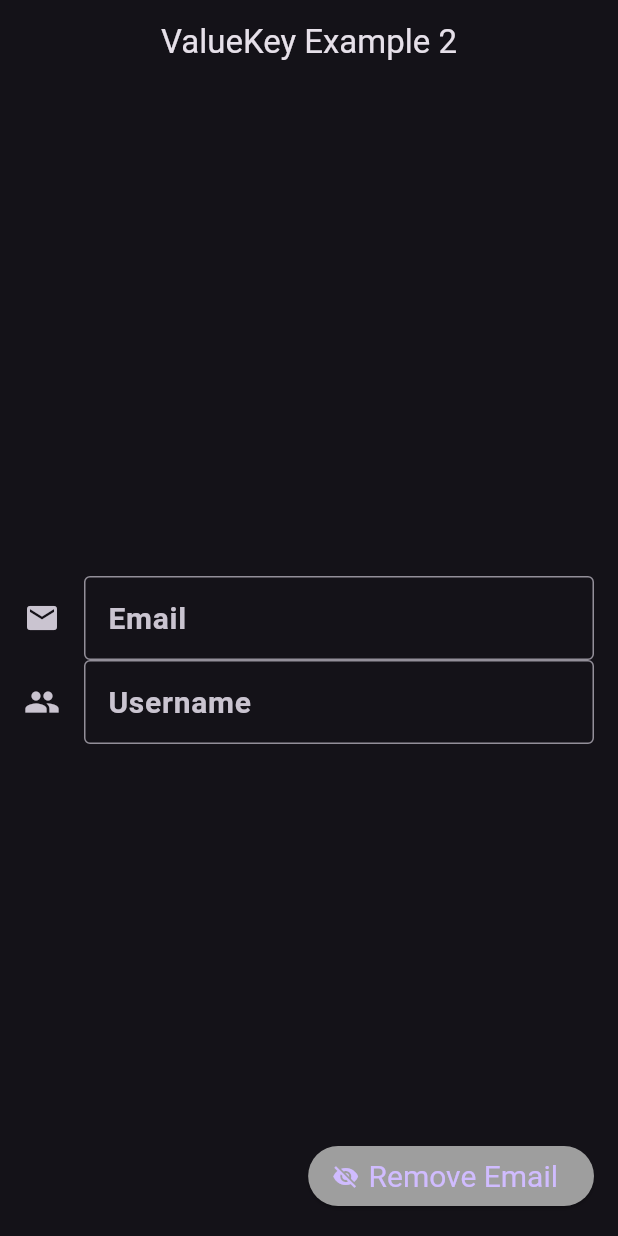
After one commit to clonediff/FlutterTests, a Flutter app: the screen it shows after launch, on a phone screen of 412 x 824 dp. The commit adds this screen. Run offline on Flutter 3.47's test engine with Material 3 defaults, Android fonts, the phone set to English and light mode, and no system bars.

Commit message:
[add] ValueKeyExample2

```diff
--- a/lib/main.dart
+++ b/lib/main.dart
@@ -1,5 +1,5 @@
 import 'package:flutter/material.dart';
-import 'package:test_project/value_key_example_1.dart';
+import 'package:test_project/value_key_example_2.dart';
 
 void main() {
   runApp(const MyFirstApp());
@@ -13,7 +13,7 @@ class MyFirstApp extends StatelessWidget {
     return MaterialApp(
       title: 'Flutter Demo',
       theme: ThemeData.dark(),
-      home: const ValueKeyExample1(),
+      home: const ValueKeyExample2(),
     );
   }
 }
--- /dev/null
+++ b/lib/value_key_example_2.dart
@@ -0,0 +1,63 @@
+import 'package:flutter/material.dart';
+
+class ValueKeyExample2 extends StatefulWidget {
+  const ValueKeyExample2({super.key});
+
+  @override
+  State<ValueKeyExample2> createState() => _ValueKeyExample2State();
+}
+
+class _ValueKeyExample2State extends State<ValueKeyExample2> {
+  bool showEmail = true;
+
+  @override
+  Widget build(BuildContext context) {
+    return Scaffold(
+      appBar: AppBar(
+        title: const Text('ValueKey Example 2'),
+        centerTitle: true,
+      ),
+      body: Padding(
+        padding: const EdgeInsets.all(16),
+        child: Column(
+          mainAxisAlignment: MainAxisAlignment.center,
+          children: [
+            if (showEmail)
+              const TextField(
+                key: ValueKey('email'),
+                decoration: InputDecoration(
+                  border: OutlineInputBorder(),
+                  icon: Icon(Icons.email),
+                  labelText: 'Email',
+                  labelStyle:
+                      TextStyle(fontWeight: FontWeight.bold, fontSize: 20),
+                ),
+              ),
+            const TextField(
+              key: ValueKey('username'),
+              decoration: InputDecoration(
+                border: OutlineInputBorder(),
+                icon: Icon(Icons.people),
+                labelText: 'Username',
+                labelStyle:
+                    TextStyle(fontWeight: FontWeight.bold, fontSize: 20),
+              ),
+            ),
+          ],
+        ),
+      ),
+      floatingActionButton: ElevatedButton.icon(
+        onPressed: () => setState(() {
+          showEmail = false;
+        }),
+        icon: const Icon(Icons.visibility_off),
+        label: const Text('Remove Email'),
+        style: ElevatedButton.styleFrom(
+          shape: const StadiumBorder(),
+          backgroundColor: Colors.grey,
+          textStyle: const TextStyle(fontSize: 20),
+        ),
+      ),
+    );
+  }
+}
```
